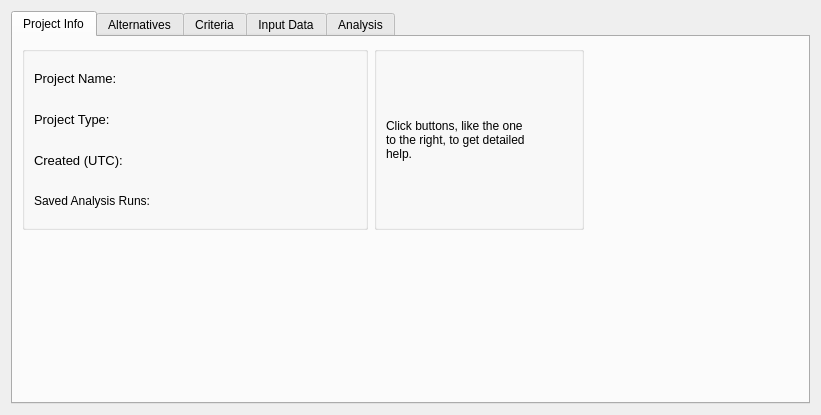
Before: the Qt Designer form src/gui/project_view.ui in Ecotrust/delphos, drawn with Qt 5.
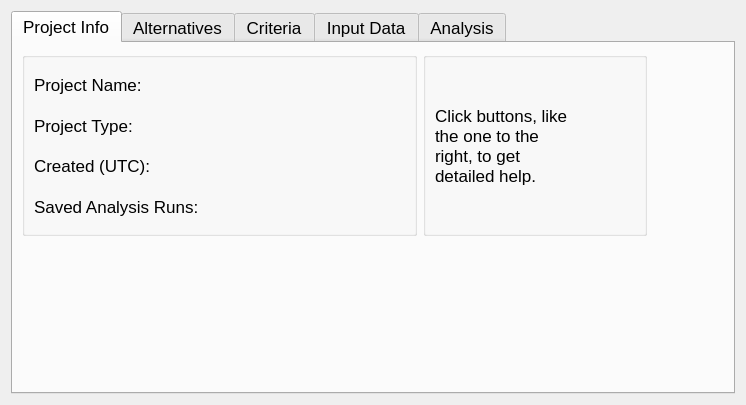
After: the same form once the commit is applied. The open tabs and pages were chosen to show the change. Icons and pictures are not drawn. Custom widgets are drawn as their Qt base class.

Commit message: mac layout and font fixes

The edit to the form file:
```diff
--- a/src/gui/project_view.ui
+++ b/src/gui/project_view.ui
@@ -8,8 +8,8 @@
    <rect>
     <x>0</x>
     <y>0</y>
-    <width>821</width>
-    <height>415</height>
+    <width>746</width>
+    <height>405</height>
    </rect>
   </property>
   <property name="minimumSize" >
@@ -33,7 +33,7 @@
      <property name="font" >
       <font>
        <family>Arial</family>
-       <pointsize>9</pointsize>
+       <pointsize>13</pointsize>
       </font>
      </property>
      <property name="currentIndex" >
@@ -64,7 +64,7 @@
                 <property name="font" >
                  <font>
                   <family>Arial</family>
-                  <pointsize>10</pointsize>
+                  <pointsize>13</pointsize>
                  </font>
                 </property>
                 <property name="text" >
@@ -77,7 +77,7 @@
                 <property name="font" >
                  <font>
                   <family>Arial</family>
-                  <pointsize>10</pointsize>
+                  <pointsize>13</pointsize>
                  </font>
                 </property>
                 <property name="text" >
@@ -90,7 +90,7 @@
                 <property name="font" >
                  <font>
                   <family>Arial</family>
-                  <pointsize>10</pointsize>
+                  <pointsize>13</pointsize>
                  </font>
                 </property>
                 <property name="text" >
@@ -100,6 +100,12 @@
               </item>
               <item>
                <widget class="QLabel" name="label_6" >
+                <property name="font" >
+                 <font>
+                  <family>Arial</family>
+                  <pointsize>13</pointsize>
+                 </font>
+                </property>
                 <property name="text" >
                  <string>Saved Analysis Runs:</string>
                 </property>
@@ -120,7 +126,7 @@
                 <property name="font" >
                  <font>
                   <family>Arial</family>
-                  <pointsize>10</pointsize>
+                  <pointsize>13</pointsize>
                  </font>
                 </property>
                 <property name="text" >
@@ -133,7 +139,7 @@
                 <property name="font" >
                  <font>
                   <family>Arial</family>
-                  <pointsize>10</pointsize>
+                  <pointsize>13</pointsize>
                  </font>
                 </property>
                 <property name="text" >
@@ -146,7 +152,7 @@
                 <property name="font" >
                  <font>
                   <family>Arial</family>
-                  <pointsize>10</pointsize>
+                  <pointsize>13</pointsize>
                  </font>
                 </property>
                 <property name="text" >
@@ -156,6 +162,12 @@
               </item>
               <item>
                <widget class="QLabel" name="num_runs_label" >
+                <property name="font" >
+                 <font>
+                  <family>Arial</family>
+                  <pointsize>13</pointsize>
+                 </font>
+                </property>
                 <property name="text" >
                  <string/>
                 </property>
@@ -1129,6 +1141,11 @@
   </layout>
  </widget>
  <customwidgets>
+  <customwidget>
+   <class>HelpButton</class>
+   <extends>QPushButton</extends>
+   <header location="global" >HelpButton.h</header>
+  </customwidget>
   <customwidget>
    <class>AlternativeTableWidget</class>
    <extends>QTableWidget</extends>
@@ -1139,11 +1156,6 @@
    <extends>QTableWidget</extends>
    <header>CriteriaTableWidget.h</header>
   </customwidget>
-  <customwidget>
-   <class>HelpButton</class>
-   <extends>QPushButton</extends>
-   <header location="global" >HelpButton.h</header>
-  </customwidget>
   <customwidget>
    <class>McaRunsTableWidget</class>
    <extends>QTableWidget</extends>
```
Left out of the diff: 23 changed lines with no effect on the pictures. The commit also changes 14 other files.
